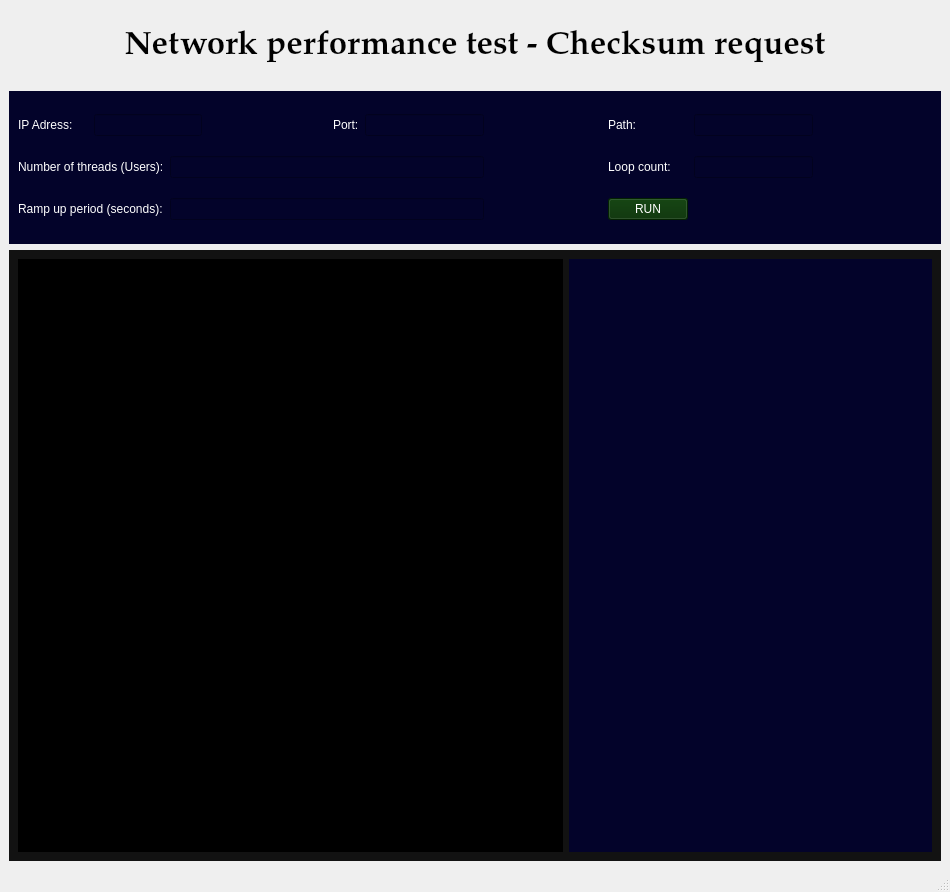
This is CheckSumRequest/mainwindow.ui in ngockhang2017/CheckSumRequest as Qt 5 draws it before an edit. The edited form follows.
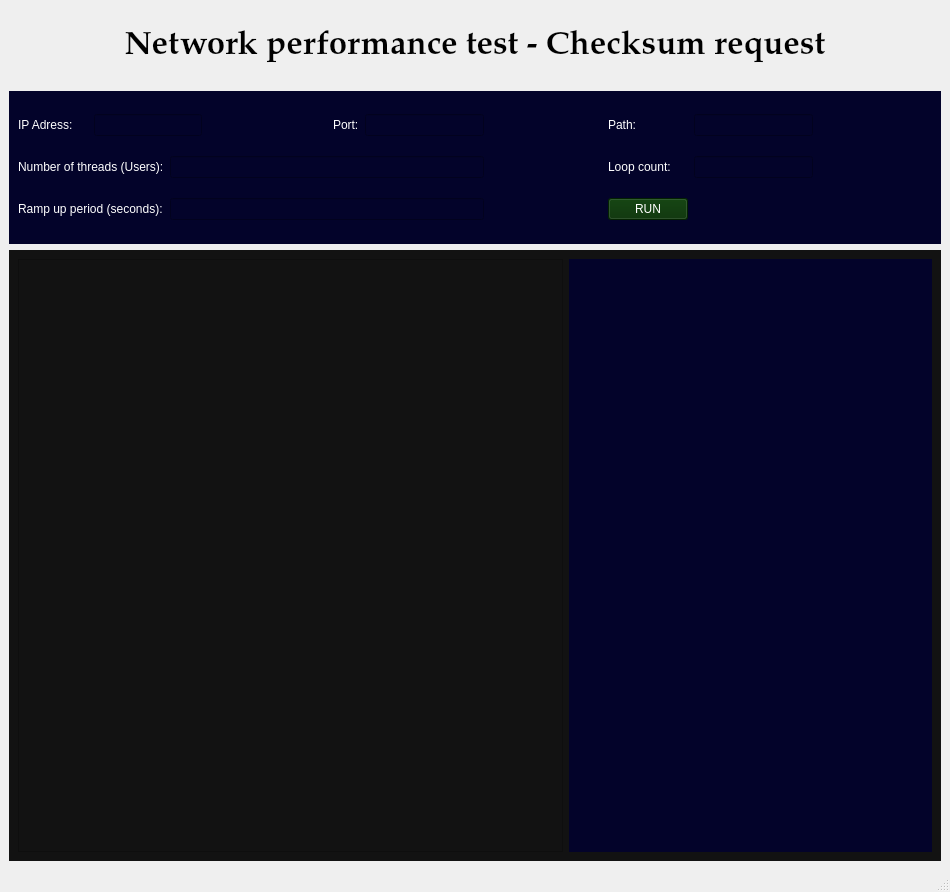
This is the edited form.

What changed in the file:
```diff
--- a/CheckSumRequest/mainwindow.ui
+++ b/CheckSumRequest/mainwindow.ui
@@ -259,9 +259,9 @@
       </property>
       <layout class="QHBoxLayout" name="horizontalLayout_2" stretch="3,2">
        <item>
-        <widget class="QPlainTextEdit" name="plainTextEdit">
+        <widget class="QTextEdit" name="textEdit">
          <property name="styleSheet">
-          <string notr="true">background-color: rgb(0, 0, 0);</string>
+          <string notr="true">color: rgb(102, 255, 0);</string>
          </property>
         </widget>
        </item>
```
Left out of the diff: 4 changed lines with no effect on the pictures.
